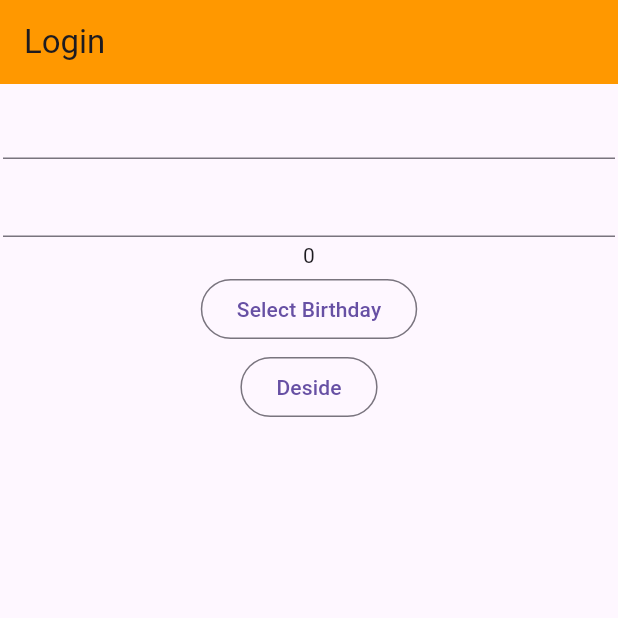
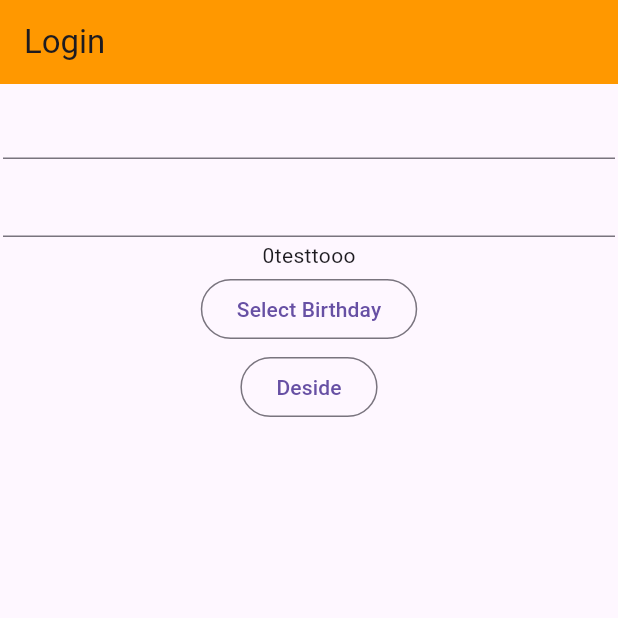
Before and after one commit to onion0904/segon_pix, a Flutter app: the screen it shows after launch, on a phone screen of 412 x 824 dp, the top half of it. Run offline on Flutter 3.47's test engine with Material 3 defaults, Android fonts, the phone set to English and light mode, and no system bars; our stand-ins replace flutter_hooks, go_router.

Commit message:
add test

```diff
--- a/client/lib/screens/logins/create_user.dart
+++ b/client/lib/screens/logins/create_user.dart
@@ -31,7 +31,7 @@ class CreateUser extends HookWidget {
                     //description
                     controller: descriptionController,
                     validator: descriptionValidator)),
-            Text("${birthday.value}"),
+            Text("${birthday.value}testtooo"),
             Padding(
                 padding: const EdgeInsets.all(p),
                 child: OutlinedButton(
```
